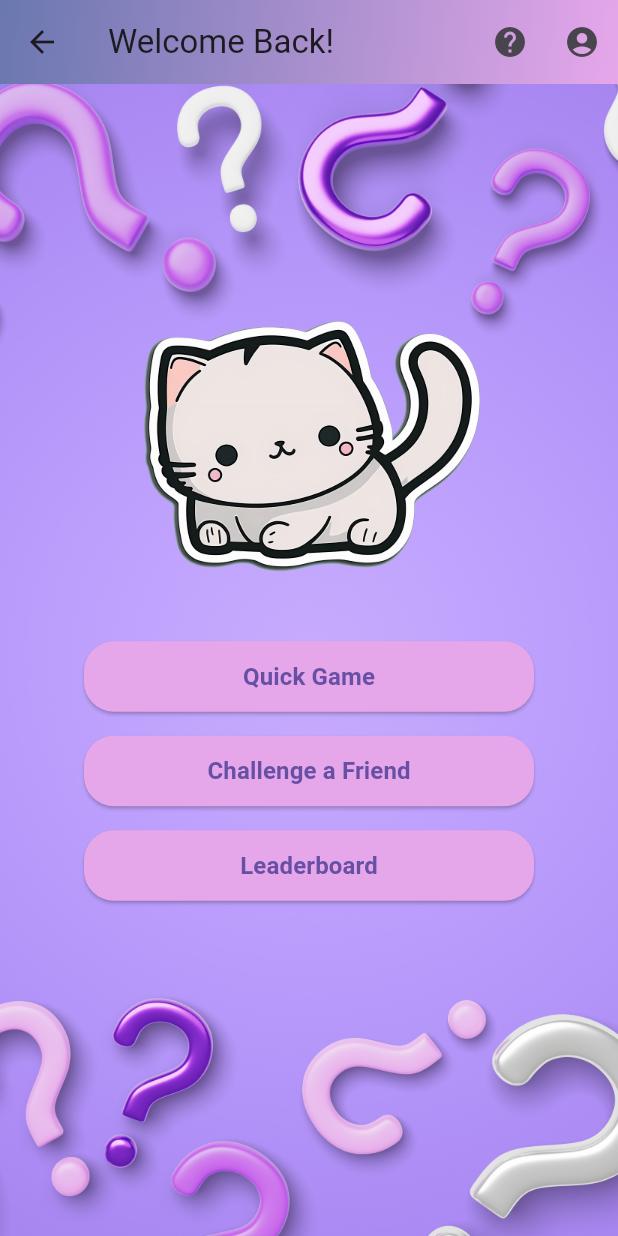
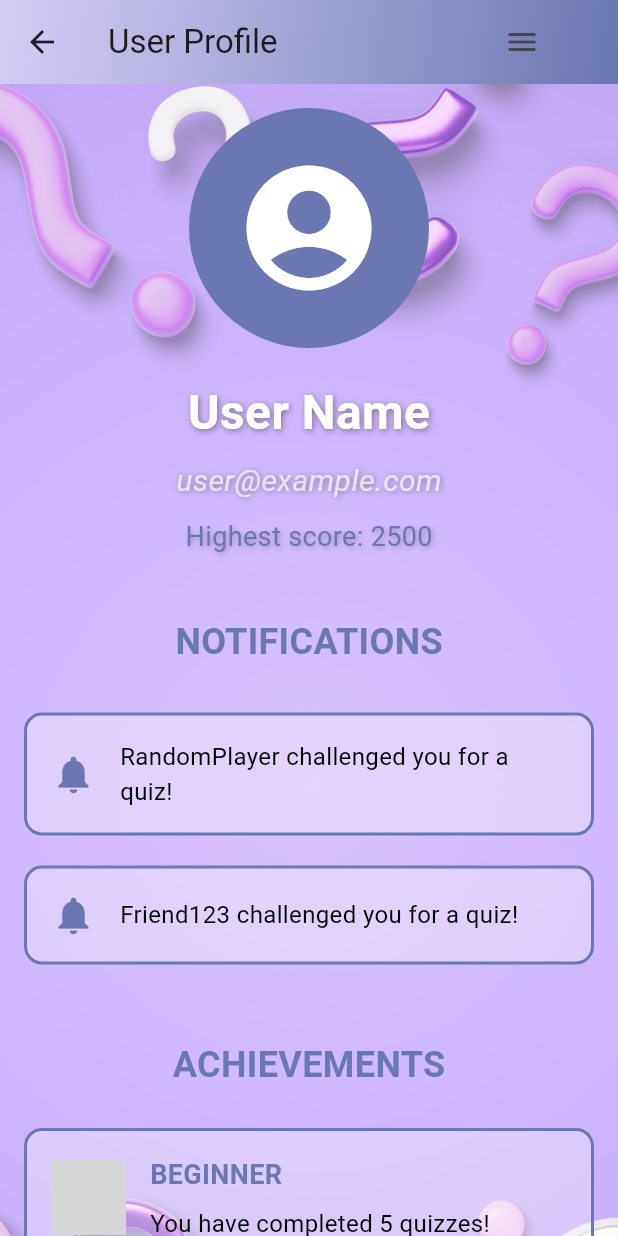
Before and after one commit to RoxanaRujac/Trivia-App, a Flutter app: the HomePage screen opened by its route, after a tap on the "account circle" icon, on a phone screen of 412 x 824 dp. Run offline on Flutter 3.47's test engine with Material 3 defaults, Android fonts, the phone set to English and light mode, and no system bars; our stand-ins replace shared_preferences; accounts and stored records are empty; network calls fail; grey boxes are pictures that could not be loaded.

Commit message:
user ema + challenge + home page

```diff
--- a/trivia_app/lib/challenge_friend.dart
+++ b/trivia_app/lib/challenge_friend.dart
@@ -227,7 +227,7 @@ class _ChallengeFriendPageState extends State<ChallengeFriendPage> {
           IconButton(
             icon: Icon(Icons.account_circle),
             onPressed: () {
-              Navigator.pushNamed(context, '/profile');
+              Navigator.pushNamed(context, '/user_profile');
             },
           ),
         ],
--- a/trivia_app/lib/create_account_screen.dart
+++ b/trivia_app/lib/create_account_screen.dart
@@ -6,9 +6,17 @@ class CreateAccountScreen extends StatelessWidget {
   final TextEditingController nameController = TextEditingController();
   final TextEditingController emailController = TextEditingController();
   final TextEditingController passwordController = TextEditingController();
+  final ValueNotifier<bool> _isPasswordVisible = ValueNotifier<bool>(false);
 
   Future<void> createAccount(BuildContext context) async {
     try {
+      if (nameController.text.isEmpty ||
+          emailController.text.isEmpty ||
+          passwordController.text.isEmpty) {
+        print("Please fill in all fields");
+        return;
+      }
+
       final response = await http.post(
         Uri.parse('http://localhost:3000/register'),
         headers: {'Content-Type': 'application/json'},
@@ -19,16 +27,10 @@ class CreateAccountScreen extends StatelessWidget {
         }),
       );
 
-    if (nameController.text.isEmpty || emailController.text.isEmpty || passwordController.text.isEmpty) {
-      print("Please fill in all fields");
-      return;
-    }
-
       if (response.statusCode == 200) {
         print("Account created successfully");
         Navigator.pushNamed(context, '/login');
       } else {
-      // Arată eroarea detaliată din răspunsul serverului
         print("Account creation failed. Status code: ${response.statusCode}");
         print("Response body: ${response.body}");
       }
@@ -36,7 +38,6 @@ class CreateAccountScreen extends StatelessWidget {
       print("Error occurred: $e");
     }
   }
-
 
   @override
   Widget build(BuildContext context) {
@@ -121,16 +122,33 @@ class CreateAccountScreen extends StatelessWidget {
               SizedBox(height: 20),
               Container(
                 width: 300,
-                child: TextField(
+                child: ValueListenableBuilder<bool>(
+                  valueListenable: _isPasswordVisible,
+                  builder: (context, isPasswordVisible, child) {
+                    return TextField(
                       controller: passwordController,
-                  decoration: InputDecoration(labelText: 'Password'),
-                  obscureText: true,
+                      decoration: InputDecoration(
+                        labelText: 'Password',
+                        suffixIcon: IconButton(
+                          icon: Icon(
+                            isPasswordVisible
+                                ? Icons.visibility
+                                : Icons.visibility_off,
+                          ),
+                          onPressed: () {
+                            _isPasswordVisible.value = !isPasswordVisible;
+                          },
+                        ),
+                      ),
+                      obscureText: !isPasswordVisible,
+                    );
+                  },
                 ),
               ),
               SizedBox(height: 40),
               FractionallySizedBox(
               alignment: Alignment.center,
-                widthFactor: 0.15,
+              widthFactor: 0.5,
                 child: ElevatedButton(
                   onPressed: () {
                     createAccount(context);
--- a/trivia_app/lib/login_screen.dart
+++ b/trivia_app/lib/login_screen.dart
@@ -5,6 +5,7 @@ import 'dart:convert';
 class LoginScreen extends StatelessWidget {
   final TextEditingController emailController = TextEditingController();
   final TextEditingController passwordController = TextEditingController();
+  final ValueNotifier<bool> _isPasswordVisible = ValueNotifier<bool>(false);
 
   Future<void> login(BuildContext context) async {
     final response = await http.post(
@@ -21,7 +22,7 @@ class LoginScreen extends StatelessWidget {
       Navigator.pushReplacementNamed(context, '/home_page');
     } else {
       print("Login failed");
-      // Arată o eroare în UI
+      //TODO error in UI
     }
   }
 
@@ -80,8 +81,10 @@ class LoginScreen extends StatelessWidget {
           image: DecorationImage(
             image: AssetImage('assets/images/trivia_background.jpg'),
             fit: BoxFit.cover,
-            colorFilter: ColorFilter.mode(Colors.black.withOpacity(0.4),
-                BlendMode.dstIn),
+            colorFilter: ColorFilter.mode(
+              Colors.black.withOpacity(0.4),
+              BlendMode.dstIn,
+            ),
           ),
         ),
         child: Padding(
@@ -99,10 +102,27 @@ class LoginScreen extends StatelessWidget {
               SizedBox(height: 20),
               Container(
                 width: 300,
-                child: TextField(
-                  controller: passwordController,
-                  decoration: InputDecoration(labelText: 'Password'),
-                  obscureText: true,
+                child: ValueListenableBuilder<bool>(
+                  valueListenable: _isPasswordVisible,
+                  builder: (context, isPasswordVisible, child) {
+                    return TextField(
+                      controller: passwordController,
+                      decoration: InputDecoration(
+                        labelText: 'Password',
+                        suffixIcon: IconButton(
+                          icon: Icon(
+                            isPasswordVisible
+                                ? Icons.visibility
+                                : Icons.visibility_off,
+                          ),
+                          onPressed: () {
+                            _isPasswordVisible.value = !isPasswordVisible;
+                          },
+                        ),
+                      ),
+                      obscureText: !isPasswordVisible,
+                    );
+                  },
                 ),
               ),
               SizedBox(height: 40),
@@ -118,8 +138,10 @@ class LoginScreen extends StatelessWidget {
                   ),
                   backgroundColor: Color(0xFF6A77B0),
                   foregroundColor: Colors.white,
-                  textStyle:
-                      TextStyle(fontSize: 19, fontWeight: FontWeight.bold),
+                  textStyle: TextStyle(
+                    fontSize: 19,
+                    fontWeight: FontWeight.bold,
+                  ),
                 ),
               ),
             ],
--- a/trivia_app/lib/main.dart
+++ b/trivia_app/lib/main.dart
@@ -1,6 +1,7 @@
 import 'package:flutter/material.dart';
 import 'package:trivia_app/challenge_friend.dart';
 import 'package:trivia_app/main_home_page.dart';
+import 'package:trivia_app/user_profile.dart';
 import 'home_screen.dart';
 import 'login_screen.dart';
 import 'create_account_screen.dart';
@@ -30,6 +31,7 @@ class MyApp extends StatelessWidget {
         '/create_account': (context) => CreateAccountScreen(),
         '/home_page' : (context) => HomePage(),
         '/challenge' : (context) => ChallengeFriendPage(),
+        '/user_profile' : (context) => UserProfileScreen(),
       },
     );
   }
--- a/trivia_app/lib/main_home_page.dart
+++ b/trivia_app/lib/main_home_page.dart
@@ -28,7 +28,7 @@ class HomePage extends StatelessWidget {
               IconButton(
                 icon: Icon(Icons.account_circle),
                 onPressed: () {
-                  Navigator.pushNamed(context, '/profile');
+                  Navigator.pushNamed(context, '/user_profile');
                 },
               ),
             ],
--- /dev/null
+++ b/trivia_app/lib/user_profile.dart
@@ -0,0 +1,251 @@
+import 'package:flutter/material.dart';
+
+class UserProfileScreen extends StatelessWidget {
+  @override
+  Widget build(BuildContext context) {
+    return Scaffold(
+      appBar: AppBar(
+        title: const Text('User Profile'),
+        elevation: 5,
+        leading: IconButton(
+          icon: const Icon(Icons.arrow_back),
+          onPressed: () {
+            Navigator.pop(context);
+          },
+        ),
+        actions: <Widget>[
+          Padding(
+            padding: const EdgeInsets.only(right: 40),
+            child: PopupMenuButton<String>(
+              onSelected: (value) {
+                if (value == 'home') {
+                  Navigator.pushNamed(context, '/');
+                } else if (value == 'create_account') {
+                  Navigator.pushNamed(context, '/create_account');
+                }
+              },
+              itemBuilder: (BuildContext context) {
+                return [
+                  const PopupMenuItem<String>(
+                    value: 'home',
+                    child: Text('Go to Home'),
+                  ),
+                  const PopupMenuItem<String>(
+                    value: 'create_account',
+                    child: Text('Go to Create Account'),
+                  ),
+                ];
+              },
+              icon: const Icon(Icons.menu),
+            ),
+          )
+        ],
+        flexibleSpace: Container(
+          decoration: const BoxDecoration(
+            gradient: LinearGradient(
+              colors: [Color(0xFFD5CDF8), Color(0xFF6A77B0)],
+              begin: Alignment.topLeft,
+              end: Alignment.bottomRight,
+            ),
+          ),
+        ),
+      ),
+      body: SingleChildScrollView(
+        child: Container(
+          width: double.infinity,
+          decoration: BoxDecoration(
+            image: DecorationImage(
+              image: const AssetImage('assets/images/trivia_background.jpg'),
+              fit: BoxFit.cover,
+              colorFilter: ColorFilter.mode(
+                Colors.black.withOpacity(0.7),
+                BlendMode.dstIn,
+              ),
+            ),
+          ),
+          child: Padding(
+            padding: const EdgeInsets.all(16.0),
+            child: Column(
+              mainAxisAlignment: MainAxisAlignment.center,
+              crossAxisAlignment: CrossAxisAlignment.center,
+              children: <Widget>[
+                // Avatar
+                CircleAvatar(
+                  radius: 80,
+                  backgroundColor: const Color(0xFF6A77B0),
+                  child: const Icon(
+                    Icons.account_circle,
+                    size: 100,
+                    color: Colors.white,
+                  ),
+                ),
+                const SizedBox(height: 20),
+                // User name
+                const Text(
+                  'User Name',
+                  style: TextStyle(
+                    fontSize: 32,
+                    fontWeight: FontWeight.w700,
+                    color: Colors.white,
+                    shadows: [
+                      Shadow(
+                        offset: Offset(1, 1),
+                        blurRadius: 5,
+                        color: Colors.black38,
+                      ),
+                    ],
+                  ),
+                ),
+                const SizedBox(height: 8),
+                // User email
+                const Text(
+                  'user@example.com',
+                  style: TextStyle(
+                    fontSize: 20,
+                    color: Colors.white70,
+                    fontStyle: FontStyle.italic,
+                    shadows: [
+                      Shadow(
+                        offset: Offset(1, 1),
+                        blurRadius: 5,
+                        color: Colors.black38,
+                      ),
+                    ],
+                  ),
+                ),
+
+                const SizedBox(height: 10),
+                const Text(
+                  'Highest score: 2500',
+                  style: TextStyle(
+                    fontSize: 18,
+                    color: Color(0xFF6A77B0),
+                      shadows: [
+                      Shadow(
+                      offset: Offset(1.0, 1.0),
+                  blurRadius: 4.0,
+                  color: Colors.black26,
+                ),
+                  ],
+                  ),
+                ),
+                const SizedBox(height: 40),
+                // Notifications Section
+                const Text(
+                  'NOTIFICATIONS',
+                  style: TextStyle(
+                    fontSize: 24,
+                    fontWeight: FontWeight.bold,
+                    color: Color(0xFF6A77B0),
+                  ),
+                ),
+                const SizedBox(height: 20),
+                _buildNotificationCard(context, 'RandomPlayer challenged you for a quiz!'),
+                _buildNotificationCard(context, 'Friend123 challenged you for a quiz!'),
+                const SizedBox(height: 40),
+                // Achievements Section
+                const Text(
+                  'ACHIEVEMENTS',
+                  style: TextStyle(
+                    fontSize: 24,
+                    fontWeight: FontWeight.bold,
+                    color: Color(0xFF6A77B0),
+                  ),
+                ),
+                const SizedBox(height: 20),
+                _buildAchievementCard(
+                  'BEGINNER',
+                  'You have completed 5 quizzes!',
+                  'assets/images/badge_1.png',
+                ),
+                _buildAchievementCard(
+                  'TRIVIA MASTER',
+                  'You have answered 100 questions correctly!',
+                  'assets/images/badge_1.png',
+                ),
+              ],
+            ),
+          ),
+        ),
+      ),
+    );
+  }
+
+  // Widget for a notification card
+  // Widget pentru un card de notificare
+  Widget _buildNotificationCard(BuildContext context, String notificationText) {
+    return InkWell(
+      onTap: () {
+        // Verificăm dacă textul conține "challenged you" pentru a declanșa acțiunea
+        if (notificationText.contains("challenged you")) {
+          // Navighează către ecranul de joc
+          Navigator.pushNamed(context, '/game_screen');  // Definim '/game_screen' în routings
+        }
+      },
+      child: Container(
+        margin: const EdgeInsets.symmetric(vertical: 10.0),
+        padding: const EdgeInsets.all(16.0),
+        decoration: BoxDecoration(
+          color: Colors.white.withOpacity(0.3),
+          borderRadius: BorderRadius.circular(12),
+          border: Border.all(color: const Color(0xFF6A77B0), width: 2),
+        ),
+        child: Row(
+          children: [
+            const Icon(
+              Icons.notifications,
+              color: Color(0xFF6A77B0),
+              size: 30,
+            ),
+            const SizedBox(width: 16),
+            Expanded(
+              child: Text(
+                notificationText,
+                style: const TextStyle(fontSize: 16, color: Colors.black),
+              ),
+            ),
+          ],
+        ),
+      ),
+    );
+  }
+
+  // Widget for an achievement card
+  Widget _buildAchievementCard(String title, String description, String imagePath) {
+    return Container(
+      margin: const EdgeInsets.symmetric(vertical: 5.0),
+      padding: const EdgeInsets.all(16.0),
+      decoration: BoxDecoration(
+        color: Colors.white.withOpacity(0.3),
+        borderRadius: BorderRadius.circular(12),
+        border: Border.all(color: const Color(0xFF6A77B0), width: 2),
+      ),
+      child: Row(
+        children: [
+          Image.asset(imagePath, width: 50, height: 50),
+          const SizedBox(width: 16),
+          Expanded(
+            child: Column(
+              crossAxisAlignment: CrossAxisAlignment.start,
+              children: [
+                Text(
+                  title,
+                  style: TextStyle(
+                    fontSize: 18,
+                    fontWeight: FontWeight.bold,
+                    color: const Color(0xFF6A77B0),
+                  ),
+                ),
+                const SizedBox(height: 8),
+                Text(
+                  description,
+                  style: const TextStyle(fontSize: 16, color: Colors.black),
+                ),
+              ],
+            ),
+          ),
+        ],
+      ),
+    );
+  }
+}
```
Lines whose indentation alone changed are shown as unchanged.
